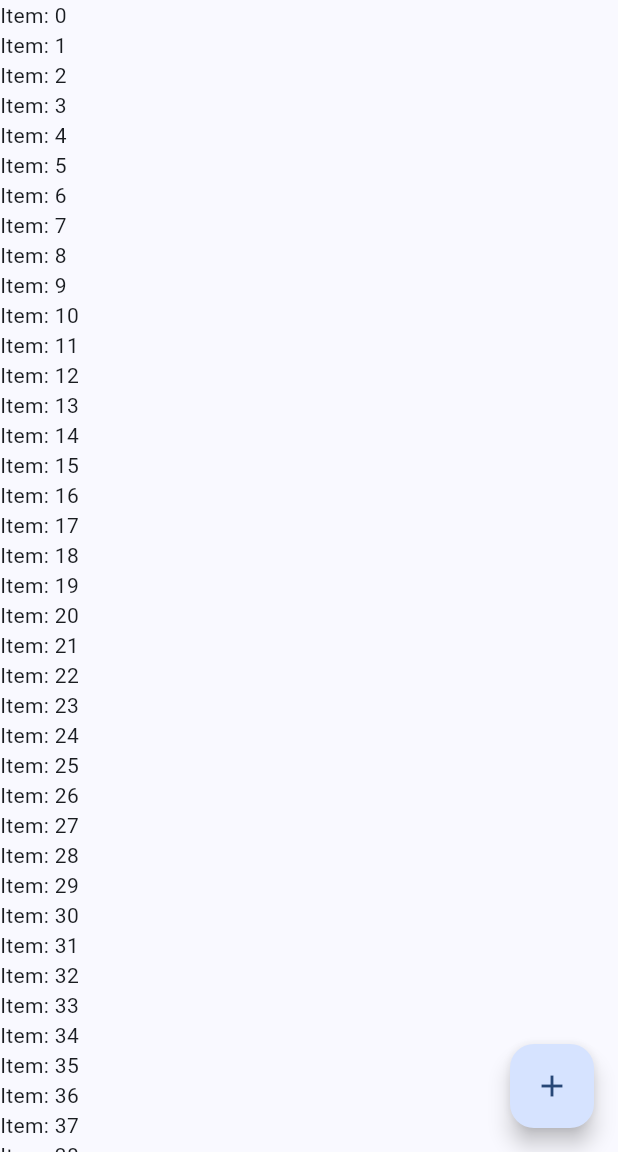
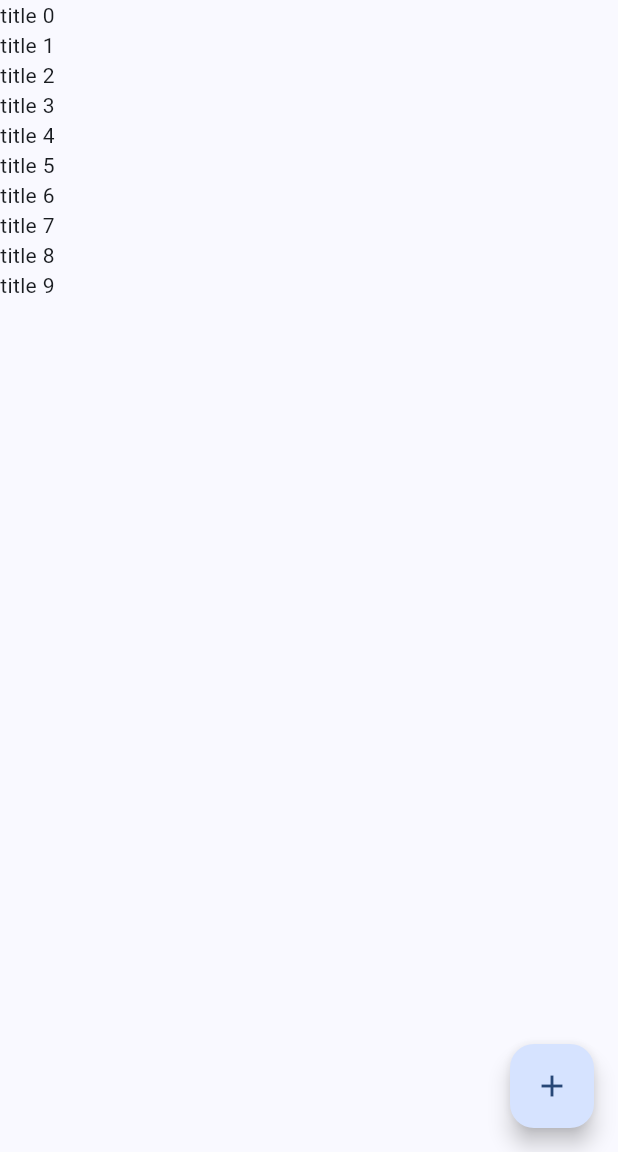
Before and after one commit to srideep-banerjee/Notes-Synced, a Flutter app: the screen it shows after launch, on a phone screen of 412 x 824 dp, the part 84-1236 px from its top. Run offline on Flutter 3.47's test engine with Material 2 defaults, Android fonts, the phone set to English and light mode, and no system bars; our stand-ins replace firebase_auth, firebase_core; accounts and stored records are empty; generated files the repository leaves out were written again.

Commit message:
Improved notes item list display

```diff
--- /dev/null
+++ b/lib/models/notes_item.dart
@@ -0,0 +1,5 @@
+class NotesItem {
+  final String title;
+  final String content;
+  const NotesItem({required this.title, required this.content});
+}
--- a/lib/ui/home/home_page.dart
+++ b/lib/ui/home/home_page.dart
@@ -1,11 +1,29 @@
 import 'package:flutter/material.dart';
 import 'package:notes_flutter/ui/home/profile_icon.dart';
+import 'package:notes_flutter/models/notes_item.dart';
 
-class HomePage extends StatelessWidget {
+class HomePage extends StatefulWidget {
   const HomePage({super.key});
 
   @override
+  State<HomePage> createState() => _HomePageState();
+}
+
+class _HomePageState extends State<HomePage> {
+
+  late Future<List<NotesItem>> notesListFuture;
+
+  @override
+  void initState() {
+    super.initState();
+    print("initState Started");
+    notesListFuture = createList(10);
+    print("initState complete");
+  }
+
+  @override
   Widget build(BuildContext context) {
+    print("Home page build called");
     return Scaffold(
       appBar: AppBar(
         title: const Text("Notes"),
@@ -17,19 +35,47 @@ class HomePage extends StatelessWidget {
         onPressed: () {},
         child: const Icon(Icons.add),
       ),
-      body: ListView.builder(
-        itemCount: 50000,
-        itemBuilder: (context, index) {
-          return NotesItemDisplay(
-            "Item: $index",
-            onClick: () {
+      body: FutureBuilder(
+        future: notesListFuture,
+        builder: (context, snapshot) {
+          if (snapshot.connectionState == ConnectionState.done) {
+            print("Displaying List");
 
-            },
-          );
+            if (snapshot.data!.isEmpty) {
+              return const Center(
+                child: Text("No notes created")
+              );
+            }
+
+            return ListView.builder(
+              itemCount: snapshot.data!.length,
+              itemBuilder: (context, index) {
+                return NotesItemDisplay(
+                  snapshot.data![index].title,
+                  onClick: () {
+                    print("Item at index: $index clicked");
+                  },
+                );
+              },
+            );
+          } else {
+            print("Notes List is loading");
+            return const Center(
+              child: Text("Loading ...")
+            );
+          }
         },
       ),
     );
   }
+
+  Future<List<NotesItem>> createList(int length) async {
+    return List<NotesItem>.generate(
+        length, (index) => NotesItem(title: "title $index", content: "content $index")
+    );
+  }
+
+
 }
 
 class NotesItemDisplay extends StatelessWidget {
```
